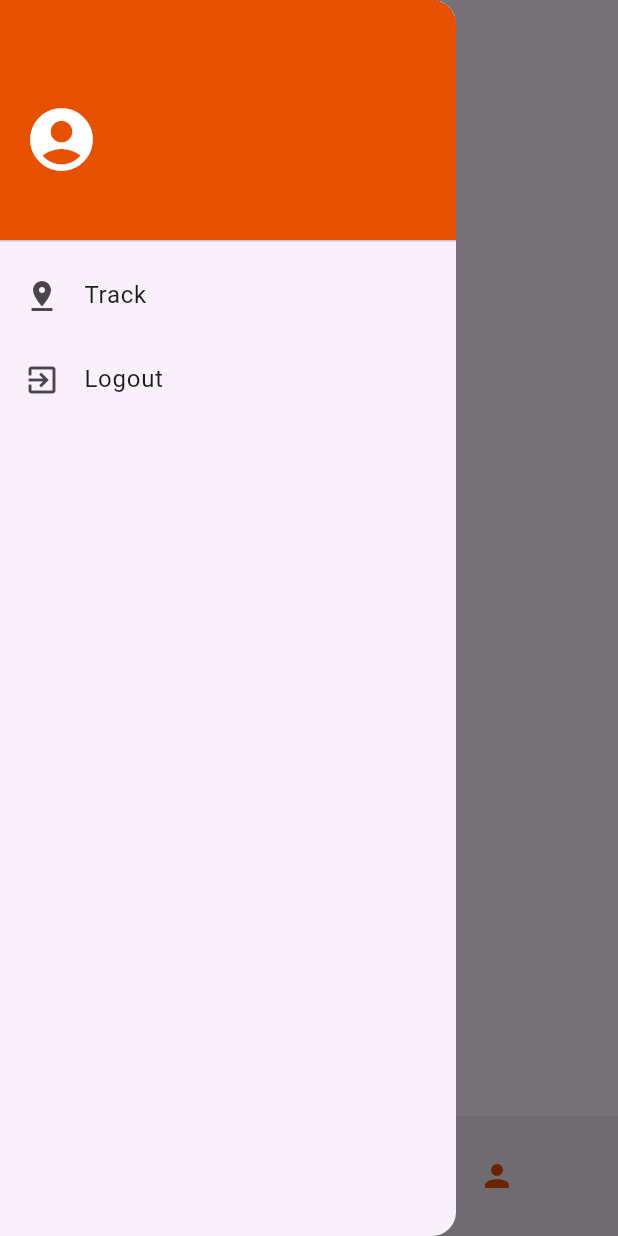
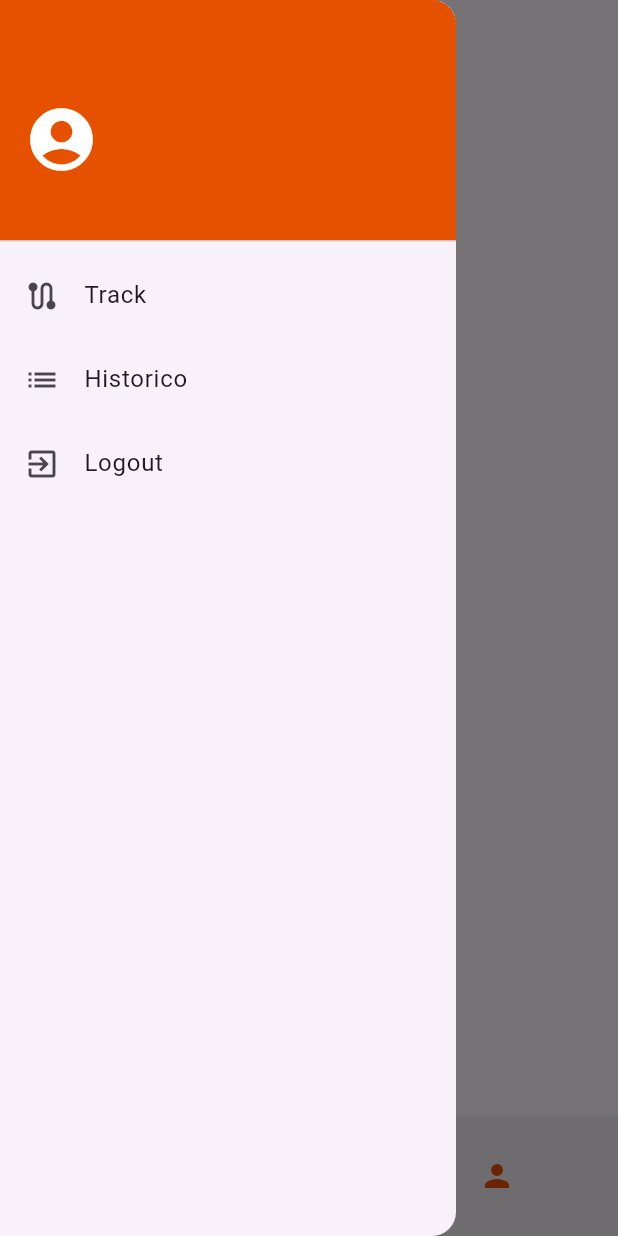
Before and after one commit to JotaDouglas/track_tcc, a Flutter app: the HomeView screen opened by its route, with the side drawer open, on a phone screen of 412 x 824 dp. Run offline on Flutter 3.47's test engine with Material 3 defaults, Android fonts, the phone set to English and light mode, and no system bars; our stand-ins replace animate_do, firebase_auth, firebase_core, geocoding, geolocator, go_router and 3 more; accounts and stored records are empty; generated files the repository leaves out were written again.

Commit message:
feat: historico screen

```diff
--- a/lib/routes/routes.dart
+++ b/lib/routes/routes.dart
@@ -34,6 +34,10 @@ class AppRouter {
           path: "/track",
           name: 'track',
           builder: (context, status) => const TrackPage()),
+      GoRoute(
+          path: "/historic",
+          name: 'historic',
+          builder: (context, status) => const TrackPage()),
     ],
   );
   static GoRouter get router => _router;
--- a/lib/views/widgets/drawer.widget.dart
+++ b/lib/views/widgets/drawer.widget.dart
@@ -32,10 +32,17 @@ class DrawerWidget extends StatelessWidget {
             ),
           ),
           ListTile(
-            leading: const Icon(Icons.pin_drop),
+            leading: const Icon(Icons.route),
             title: const Text("Track"),
             onTap: () {
               GoRouter.of(context).push('/track');
+            },
+          ),
+          ListTile(
+            leading: const Icon(Icons.list),
+            title: const Text("Historico"),
+            onTap: () {
+              GoRouter.of(context).push('/historic');
             },
           ),
           ListTile(
```
Also changed, not shown: lib/views/track/historico/historico.view.dart (added, +22 -0 lines).
